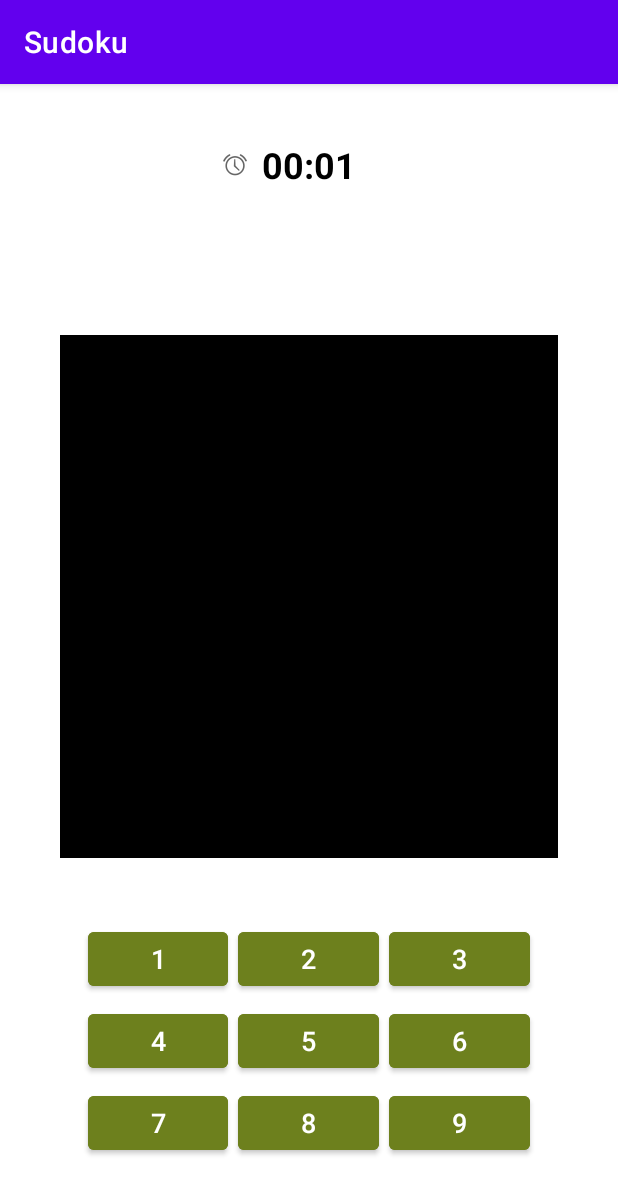
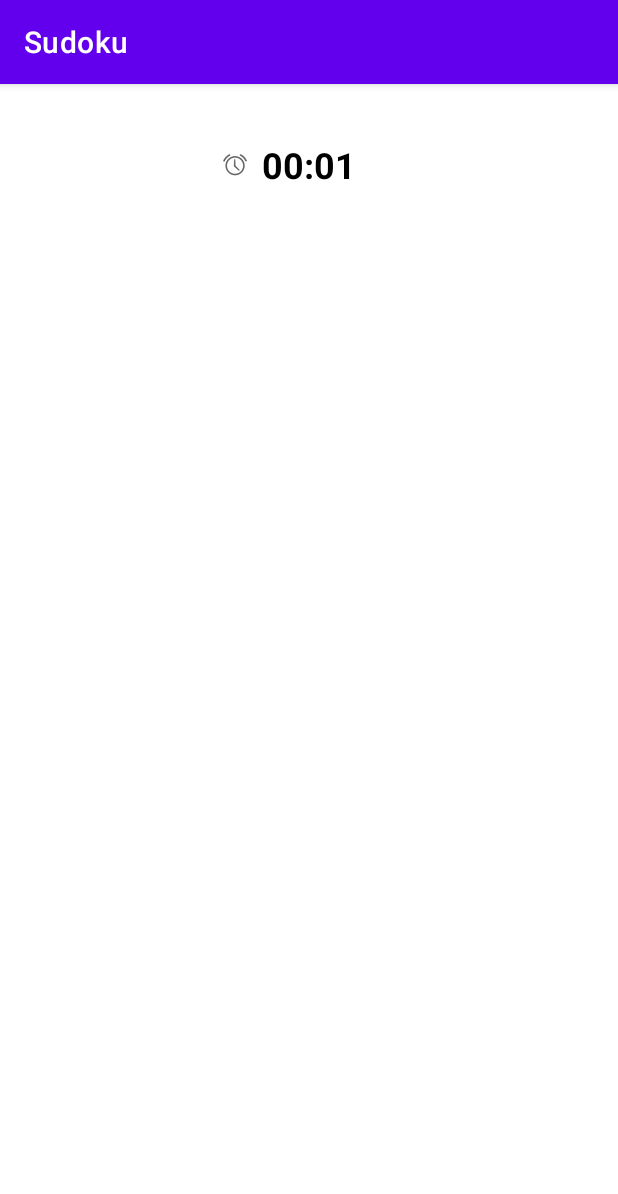
Before and after one commit to valdcarl/Android_GameApplication, an Android app: the PlayGameActivity screen opened directly, with no data from a screen before it, on a phone screen of 412 x 824 dp. Shown: the top 1194 px of the screen. Run offline under Robolectric (Android 15) with nearby library versions, the phone set to English and light mode, and no system bars.

Commit message:
Commit Changes Added 4/19/2022 --- Details will be in README with corresponding date --- Carlos A. Valdez

```diff
--- a/app/build.gradle
+++ b/app/build.gradle
@@ -32,6 +32,7 @@ dependencies {
     implementation 'androidx.appcompat:appcompat:1.4.1'
     implementation 'com.google.android.material:material:1.5.0'
     implementation 'androidx.constraintlayout:constraintlayout:2.1.3'
+    implementation 'androidx.gridlayout:gridlayout:1.0.0'
     testImplementation 'junit:junit:4.13.2'
     androidTestImplementation 'androidx.test.ext:junit:1.1.3'
     androidTestImplementation 'androidx.test.espresso:espresso-core:3.4.0'
--- a/app/src/main/res/layout/activity_play_game.xml
+++ b/app/src/main/res/layout/activity_play_game.xml
@@ -1,6 +1,6 @@
 <?xml version="1.0" encoding="utf-8"?>
 <androidx.constraintlayout.widget.ConstraintLayout xmlns:android="http://schemas.android.com/apk/res/android"
-    xmlns:custom="http://schemas.android.com/apk/res-auto"
+    xmlns:app="http://schemas.android.com/apk/res-auto"
     xmlns:tools="http://schemas.android.com/tools"
     android:layout_width="match_parent"
     android:layout_height="match_parent"
@@ -9,26 +9,12 @@
     <RelativeLayout
         android:layout_width="match_parent"
         android:layout_height="match_parent"
-        custom:layout_constraintBottom_toBottomOf="parent"
-        custom:layout_constraintEnd_toEndOf="parent"
-        custom:layout_constraintHorizontal_bias="0.0"
-        custom:layout_constraintStart_toStartOf="parent"
-        custom:layout_constraintTop_toTopOf="parent"
-        custom:layout_constraintVertical_bias="0.0">
-
-        <GridView
-            android:id="@+id/sudokuGrid"
-            android:layout_width="324dp"
-            android:layout_height="285dp"
-            android:layout_above="@+id/numPad"
-            android:layout_below="@id/sudokuTopPanel"
-            android:layout_alignParentStart="true"
-            android:layout_alignParentEnd="true"
-            android:layout_marginStart="40dp"
-            android:layout_marginTop="60dp"
-            android:layout_marginEnd="40dp"
-            android:layout_marginBottom="40dp"
-            android:background="@color/black" />
+        app:layout_constraintBottom_toBottomOf="parent"
+        app:layout_constraintEnd_toEndOf="parent"
+        app:layout_constraintHorizontal_bias="0.0"
+        app:layout_constraintStart_toStartOf="parent"
+        app:layout_constraintTop_toTopOf="parent"
+        app:layout_constraintVertical_bias="0.0">
 
         <RelativeLayout
             android:id="@+id/sudokuTopPanel"
@@ -56,134 +42,14 @@
 
             <ImageView
                 android:id="@+id/alarmClockForTimeElapsed"
+                android:contentDescription="@string/count_up_timer_clock"
                 android:layout_width="wrap_content"
                 android:layout_height="wrap_content"
                 android:layout_alignParentTop="true"
                 android:layout_marginTop="26dp"
                 android:layout_toStartOf="@+id/timeElapsed"
-                custom:srcCompat="@android:drawable/ic_lock_idle_alarm" />
+                app:srcCompat="@android:drawable/ic_lock_idle_alarm" />
         </RelativeLayout>
-
-        <TableLayout
-            android:id="@+id/numPad"
-            android:layout_width="313dp"
-            android:layout_height="wrap_content"
-            android:layout_alignParentStart="true"
-            android:layout_alignParentEnd="true"
-            android:layout_alignParentBottom="true"
-            android:layout_marginStart="55dp"
-            android:layout_marginEnd="55dp"
-            android:layout_marginBottom="48dp"
-            custom:layout_constraintEnd_toEndOf="parent"
-            custom:layout_constraintStart_toStartOf="parent">
-
-            <TableRow
-                android:layout_width="match_parent"
-                android:layout_height="match_parent">
-
-                <Button
-                    android:id="@+id/oneBtn"
-                    android:layout_width="wrap_content"
-                    android:layout_height="wrap_content"
-                    android:layout_margin="3dp"
-                    android:layout_weight="0.33333333"
-                    android:backgroundTint="@color/green_button_color"
-                    android:text="@string/_1"
-                    android:textSize="18sp" />
-
-                <Button
-                    android:id="@+id/twoBtn"
-                    android:layout_width="wrap_content"
-                    android:layout_height="wrap_content"
-                    android:layout_margin="3dp"
-                    android:layout_weight="0.33333333"
-                    android:backgroundTint="@color/green_button_color"
-                    android:text="@string/_2"
-                    android:textSize="18sp" />
-
-                <Button
-                    android:id="@+id/threeBtn"
-                    android:layout_width="wrap_content"
-                    android:layout_height="wrap_content"
-                    android:layout_margin="3dp"
-                    android:layout_weight="0.33333333"
-                    android:backgroundTint="@color/green_button_color"
-                    android:text="@string/_3"
-                    android:textSize="18sp" />
-            </TableRow>
-
-            <TableRow
-                android:layout_width="match_parent"
-                android:layout_height="match_parent">
-
-                <Button
-                    android:id="@+id/fourBtn"
-                    android:layout_width="wrap_content"
-                    android:layout_height="wrap_content"
-                    android:layout_margin="3dp"
-                    android:layout_weight="0.33333333"
-                    android:backgroundTint="@color/green_button_color"
-                    android:text="@string/_4"
-                    android:textSize="18sp" />
-
-                <Button
-                    android:id="@+id/fiveBtn"
-                    android:layout_width="wrap_content"
-                    android:layout_height="wrap_content"
-                    android:layout_margin="3dp"
-                    android:layout_weight="0.33333333"
-                    android:backgroundTint="@color/green_button_color"
-                    android:text="@string/_5"
-                    android:textSize="18sp" />
-
-                <Button
-                    android:id="@+id/sixBtn"
-                    android:layout_width="wrap_content"
-                    android:layout_height="wrap_content"
-                    android:layout_margin="3dp"
-                    android:layout_weight="0.33333333"
-                    android:backgroundTint="@color/green_button_color"
-                    android:text="@string/_6"
-                    android:textSize="18sp" />
-
-            </TableRow>
-
-            <TableRow
-                android:layout_width="match_parent"
-                android:layout_height="match_parent">
-
-                <Button
-                    android:id="@+id/sevenBtn"
-                    android:layout_width="wrap_content"
-                    android:layout_height="wrap_content"
-                    android:layout_margin="3dp"
-                    android:layout_weight="0.33333333"
-                    android:backgroundTint="@color/green_button_color"
-                    android:text="@string/_7"
-                    android:textSize="18sp" />
-
-                <Button
-                    android:id="@+id/eightBtn"
-                    android:layout_width="wrap_content"
-                    android:layout_height="wrap_content"
-                    android:layout_margin="3dp"
-                    android:layout_weight="0.33333333"
-                    android:backgroundTint="@color/green_button_color"
-                    android:text="@string/_8"
-                    android:textSize="18sp" />
-
-                <Button
-                    android:id="@+id/nineBtn"
-                    android:layout_width="wrap_content"
-                    android:layout_height="wrap_content"
-                    android:layout_margin="3dp"
-                    android:layout_weight="0.33333333"
-                    android:backgroundTint="@color/green_button_color"
-                    android:text="@string/_9"
-                    android:textSize="18sp" />
-            </TableRow>
-
-        </TableLayout>
 
     </RelativeLayout>
 </androidx.constraintlayout.widget.ConstraintLayout>
--- a/app/src/main/res/values/attrs.xml
+++ /dev/null
@@ -1,7 +0,0 @@
-<?xml version="1.0" encoding="utf-8"?>
-<resources>
-    <declare-styleable name="SudokuBoard">
-        <attr name="boardColor" format="color"/>
-    </declare-styleable>
-
-</resources>
--- a/app/src/main/res/values/strings.xml
+++ b/app/src/main/res/values/strings.xml
@@ -16,4 +16,5 @@
     <string name="_8">8</string>
     <string name="_9">9</string>
     <string name="logo">logo</string>
+    <string name="count_up_timer_clock">count up timer clock</string>
 </resources>
```
Also changed, not shown: app/src/main/java/edu/cudenver/sudokuapplication/SudokuBoard.java (deleted, +0 -101 lines).
